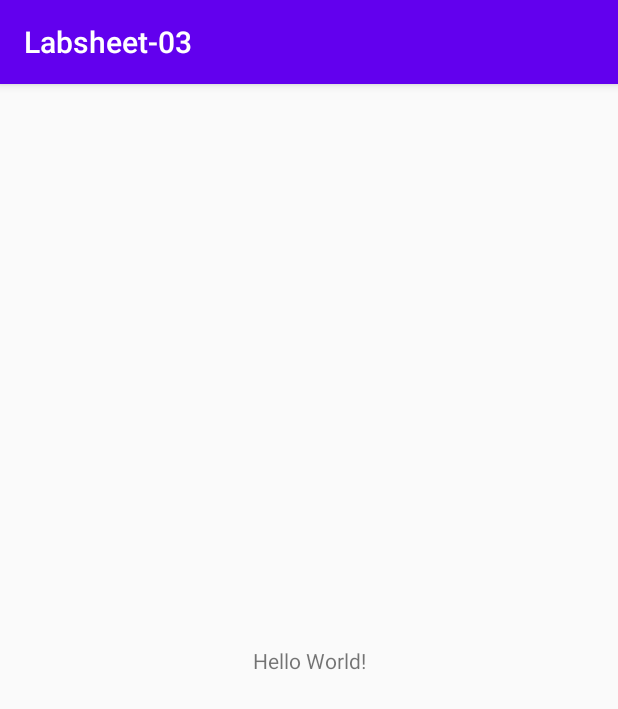
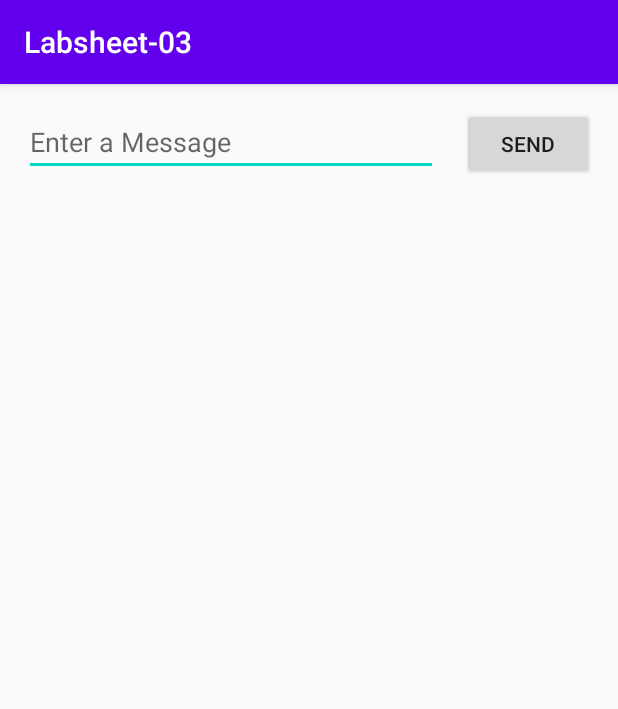
Before and after one commit to Randeepa97/LabSheet-03, an Android app: the screen it shows after launch (MainActivity), on a phone screen of 412 x 824 dp. Shown: the top 709 px of the screen. Run offline under Robolectric (Android 15) with nearby library versions, the phone set to English and light mode, and no system bars.

Commit message:
last commit

```diff
--- a/app/src/main/AndroidManifest.xml
+++ b/app/src/main/AndroidManifest.xml
@@ -9,6 +9,7 @@
         android:roundIcon="@mipmap/ic_launcher_round"
         android:supportsRtl="true"
         android:theme="@style/AppTheme">
+        <activity android:name=".displayMessageActivity"></activity>
         <activity android:name=".MainActivity">
             <intent-filter>
                 <action android:name="android.intent.action.MAIN" />
--- a/app/src/main/res/layout/activity_main.xml
+++ b/app/src/main/res/layout/activity_main.xml
@@ -6,13 +6,33 @@
     android:layout_height="match_parent"
     tools:context=".MainActivity">
 
-    <TextView
+    <EditText
+        android:id="@+id/editText"
+        android:layout_width="0dp"
+        android:layout_height="wrap_content"
+        android:layout_marginStart="16dp"
+        android:layout_marginLeft="16dp"
+        android:layout_marginTop="16dp"
+        android:ems="10"
+        android:hint="@string/edit_message"
+        android:inputType="textPersonName"
+        app:layout_constraintEnd_toStartOf="@+id/button"
+        app:layout_constraintHorizontal_bias="0.5"
+        app:layout_constraintStart_toStartOf="parent"
+        app:layout_constraintTop_toTopOf="parent" />
+
+    <Button
+        android:id="@+id/button"
         android:layout_width="wrap_content"
         android:layout_height="wrap_content"
-        android:text="Hello World!"
-        app:layout_constraintBottom_toBottomOf="parent"
-        app:layout_constraintLeft_toLeftOf="parent"
-        app:layout_constraintRight_toRightOf="parent"
-        app:layout_constraintTop_toTopOf="parent" />
-
+        android:layout_marginStart="16dp"
+        android:layout_marginLeft="16dp"
+        android:layout_marginEnd="16dp"
+        android:layout_marginRight="16dp"
+        android:onClick="sendMessage"
+        android:text="@string/button_send"
+        app:layout_constraintBaseline_toBaselineOf="@+id/editText"
+        app:layout_constraintEnd_toEndOf="parent"
+        app:layout_constraintHorizontal_bias="0.5"
+        app:layout_constraintStart_toEndOf="@+id/editText" />
 </androidx.constraintlayout.widget.ConstraintLayout>
--- a/app/src/main/res/values/strings.xml
+++ b/app/src/main/res/values/strings.xml
@@ -1,3 +1,7 @@
 <resources>
     <string name="app_name">Labsheet-03</string>
+    <string name="edit_message">Enter a Message</string>
+    <string name="button_send">Send</string>
+
+
 </resources>
```
Also changed, not shown: app/src/main/java/com/example/labsheet_03/MainActivity.java (+13 -0 lines), app/src/main/java/com/example/labsheet_03/displayMessageActivity.java (added, +23 -0 lines), app/src/main/res/layout/activity_display_message.xml (added, +18 -0 lines).
